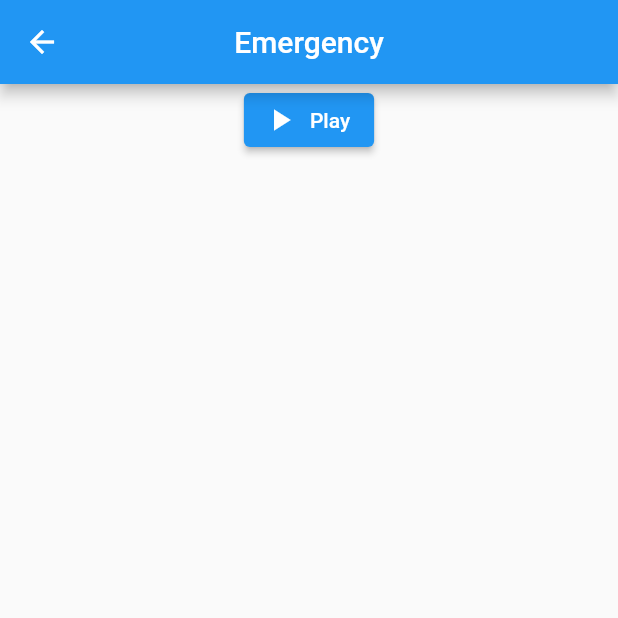
After one commit to rminchin/travelsafe_code, a Flutter app: the PlayAlarm screen opened directly, after a tap on "Play", on a phone screen of 412 x 824 dp, the top half of it. The commit adds this screen. Run offline on Flutter 3.47's test engine with Material 2 defaults, Android fonts, the phone set to English and light mode, and no system bars; our stand-ins replace badges, cloud_firestore, firebase_core, google_maps_flutter, intl_phone_number_input, just_audio and 3 more; missing offline and left inert: onesignal_flutter, volume_control; accounts and stored records are empty.

Commit message:
*added loud alarm function to app *alarm.wav added to assets *pubspec edited to provide assets *works for all emergencies whether logged in or not

```diff
--- /dev/null
+++ b/lib/emergency/play_alarm.dart
@@ -0,0 +1,109 @@
+import '../emergency/emergency.dart';
+import '../emergency/emergency_no_login.dart';
+
+import 'package:flutter/material.dart';
+import 'package:just_audio/just_audio.dart';
+import 'package:volume_control/volume_control.dart';
+
+class PlayAlarm extends StatefulWidget {
+  final String mode;
+  const PlayAlarm({Key? key, required this.mode}) : super(key: key);
+
+  @override
+  PlayAlarmState createState() => PlayAlarmState();
+}
+
+class PlayAlarmState extends State<PlayAlarm> {
+  late AudioPlayer player;
+  final path = 'assets/alarm.wav';
+  bool _playing = false;
+  double _val = 0.5;
+
+  @override
+  void initState() {
+    super.initState();
+    player = AudioPlayer();
+    initializePreference().whenComplete(() {
+      setState(() {});
+    });
+  }
+
+  Future<void> initializePreference() async {}
+
+  @override
+  void dispose() async {
+    super.dispose();
+    player.dispose();
+  }
+
+  void _backScreen() {
+    if (widget.mode == "loggedIn") {
+      Navigator.pushAndRemoveUntil<void>(
+        context,
+        MaterialPageRoute<void>(
+            builder: (BuildContext context) => const Emergency()),
+        ModalRoute.withName('/'),
+      );
+    } else {
+      Navigator.pushAndRemoveUntil<void>(
+        context,
+        MaterialPageRoute<void>(
+            builder: (BuildContext context) => const EmergencyNoLogin()),
+        ModalRoute.withName('/'),
+      );
+    }
+  }
+
+  Future _play() async {
+    await player.setAsset(path);
+    player.play();
+    double val = await VolumeControl.volume;
+    VolumeControl.setVolume(1);
+    setState(() {
+      _val = val;
+      _playing = true;
+    });
+  }
+
+  Future _stop() async {
+    player.stop();
+    VolumeControl.setVolume(_val);
+    setState(() {
+      _playing = false;
+    });
+  }
+
+  Future togglePlaying() async {
+    if (player.playing) {
+      await _stop();
+    } else {
+      await _play();
+    }
+  }
+
+  @override
+  Widget build(BuildContext context) {
+    return Scaffold(
+        appBar: AppBar(
+            centerTitle: true,
+            title: const Text("Emergency"),
+            leading: BackButton(
+              color: Colors.white,
+              onPressed: _backScreen,
+            )),
+        body: Center(
+          child: Column(children: [
+            ElevatedButton.icon(
+                icon: _playing
+                    ? const Icon(Icons.stop_outlined)
+                    : const Icon(Icons.play_arrow),
+                onPressed: () async {
+                  await togglePlaying();
+                  setState(() {});
+                },
+                label: Text(_playing ? 'Stop' : 'Play')),
+            const SizedBox(height: 30),
+          ]),
+        ));
+  }
+}
--- a/pubspec.yaml
+++ b/pubspec.yaml
@@ -44,6 +44,8 @@ dependencies:
   permission_handler:
   intl_phone_number_input:
   url_launcher:
+  just_audio:
+  volume_control:
 
   # The following adds the Cupertino Icons font to your application.
   # Use with the CupertinoIcons class for iOS style icons.
@@ -75,6 +77,8 @@ flutter:
   # assets:
   #   - images/a_dot_burr.jpeg
   #   - images/a_dot_ham.jpeg
+  assets:
+    - assets/
 
   # An image asset can refer to one or more resolution-specific "variants", see
   # https://flutter.dev/assets-and-images/#resolution-aware.
```
Also changed, not shown: lib/emergency/emergency.dart (+18 -5 lines), lib/emergency/emergency_no_login.dart (+17 -3 lines), 1 other file.
